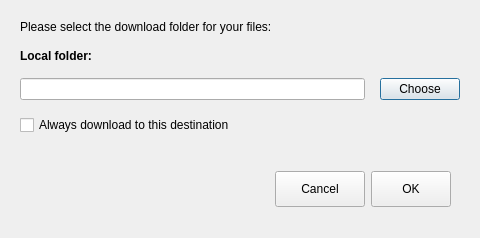
First picture: the form in src/MEGASync/gui/ui/DownloadFromMegaDialog.ui, repository meganz/MEGAsync, before the edit.
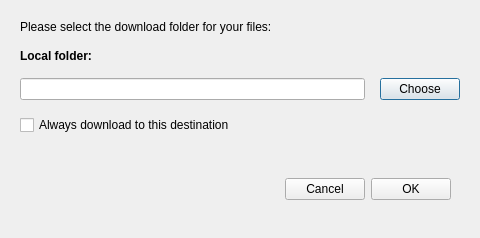
Second picture: the form after the edit.

What changed in the file:
```diff
--- a/src/MEGASync/gui/ui/DownloadFromMegaDialog.ui
+++ b/src/MEGASync/gui/ui/DownloadFromMegaDialog.ui
@@ -215,14 +215,14 @@
         </property>
         <property name="minimumSize">
          <size>
-          <width>90</width>
-          <height>36</height>
+          <width>0</width>
+          <height>0</height>
          </size>
         </property>
         <property name="maximumSize">
          <size>
           <width>16777215</width>
-          <height>36</height>
+          <height>16777215</height>
          </size>
         </property>
         <property name="cursor">
@@ -249,14 +249,14 @@
         </property>
         <property name="minimumSize">
          <size>
-          <width>80</width>
-          <height>36</height>
+          <width>0</width>
+          <height>0</height>
          </size>
         </property>
         <property name="maximumSize">
          <size>
           <width>16777215</width>
-          <height>36</height>
+          <height>16777215</height>
          </size>
         </property>
         <property name="cursor">
```
Left out of the diff: 6 changed lines with no effect on the pictures.
